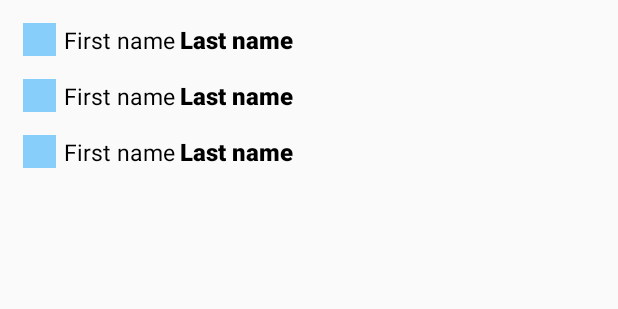
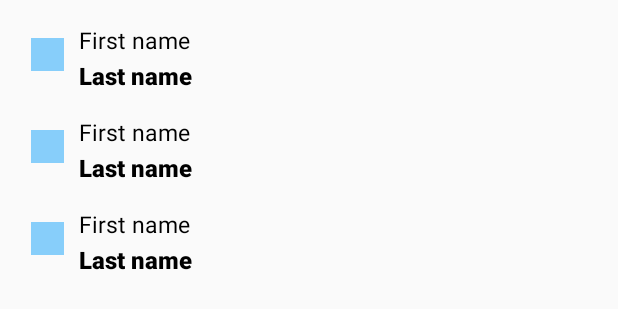
Before and after one commit to misterGas/CalcioFemminilePredictor, an Android app: the layout scorers_standing.xml on its own in the app's theme, with its tools: preview values and no code run, on a phone screen of 412 x 824 dp. Shown: the top 309 px of the screen. Run offline under Robolectric (Android 15) with nearby library versions, the phone set to English and light mode, and no system bars.

Commit message:
First commit

```diff
--- a/app/src/main/java/com/embeddedproject/calciofemminileitaliano/adapters/ScorersStandingsAdapter.kt
+++ b/app/src/main/java/com/embeddedproject/calciofemminileitaliano/adapters/ScorersStandingsAdapter.kt
@@ -16,8 +16,8 @@ class ScorersStandingsAdapter(private val scorersGoal: Map<ScorerStanding, Int>,
 
      inner class ScorersStandingsViewHolder(itemView: View) : RecyclerView.ViewHolder(itemView) {
         private val teamImage: ImageView = itemView.findViewById(R.id.team_image)
-        private val firstName: TextView = itemView.findViewById(R.id.first_name)
-        private val lastName: TextView = itemView.findViewById(R.id.last_name)
+        private val firstName: TextView = itemView.findViewById(R.id.scorer_first_name)
+        private val lastName: TextView = itemView.findViewById(R.id.scorer_last_name)
         private val goalsScored: TextView = itemView.findViewById(R.id.goals_scored)
 
         fun bind(scorer: ScorerStanding, databaseGet: DataSnapshot, season: String) {
@@ -26,7 +26,7 @@ class ScorersStandingsAdapter(private val scorersGoal: Map<ScorerStanding, Int>,
             val playerLastName = findPlayerInfo.child("lastName").value.toString()
             firstName.text = playerFirstName
             lastName.text = playerLastName
-            val goals = scorersGoal[scorer]!!.toString()
+            val goals = scorersGoal[scorer]!!.toString().substring(0, scorersGoal[scorer]!!.toString().length - 1)
             goalsScored.text = goals
 
             val sqlDB = UserLoggedInHelper(itemView.context)
--- a/app/src/main/res/layout/scorer_standing_dialog.xml
+++ b/app/src/main/res/layout/scorer_standing_dialog.xml
@@ -3,15 +3,16 @@
     xmlns:tools="http://schemas.android.com/tools"
     android:layout_width="match_parent"
     android:layout_height="wrap_content"
-    android:layout_marginBottom="10sp">
+    android:layout_marginBottom="10sp"
+    android:gravity="center">
 
     <ImageView
         android:id="@+id/team_image"
         android:layout_width="22sp"
         android:layout_height="22sp"
         android:layout_marginStart="5sp"
-        android:layout_marginTop="5sp"
-        android:layout_marginEnd="5sp"
+        android:layout_marginTop="15sp"
+        android:layout_marginEnd="10sp"
         android:contentDescription="@string/home_team"
         android:background="@color/objective" />
 
@@ -33,19 +34,22 @@
         android:layout_height="wrap_content"
         android:fontFamily="sans-serif-black"
         android:textSize="16sp"
-        android:layout_marginTop="5sp"
+        android:layout_marginTop="2sp"
         android:textColor="@color/black"
         android:text="@string/last_name"
-        android:layout_toEndOf="@id/scorer_first_name"
+        android:layout_toEndOf="@id/team_image"
+        android:layout_below="@id/scorer_first_name"
         tools:ignore="RelativeOverlap" />
 
     <TextView
         android:id="@+id/goals_scored"
-        android:layout_width="20sp"
+        android:layout_width="wrap_content"
         android:layout_height="wrap_content"
         android:textSize="15sp"
-        android:layout_marginTop="5sp"
+        android:layout_marginTop="15sp"
+        android:layout_alignParentEnd="true"
         android:layout_marginEnd="5sp"
-        android:layout_alignParentEnd="true"
-        android:textColor="@color/black" />
+        android:textColor="@color/black"
+        tools:ignore="RelativeOverlap" />
+
 </RelativeLayout>
--- a/app/src/main/res/layout/scorers_standing.xml
+++ b/app/src/main/res/layout/scorers_standing.xml
@@ -1,18 +1,18 @@
 <?xml version="1.0" encoding="utf-8"?>
 <RelativeLayout xmlns:android="http://schemas.android.com/apk/res/android"
     android:layout_width="match_parent"
-    android:layout_height="match_parent"
+    android:layout_height="wrap_content"
     xmlns:app="http://schemas.android.com/apk/res-auto"
     xmlns:tools="http://schemas.android.com/tools">
 
     <androidx.recyclerview.widget.RecyclerView
         android:id="@+id/recycler_view_scorers_standings"
-        android:layout_width="wrap_content"
+        android:layout_width="match_parent"
         android:layout_height="wrap_content"
         app:layoutManager="androidx.recyclerview.widget.LinearLayoutManager"
         tools:listitem="@layout/scorer_standing_dialog"
+        android:scrollbars="vertical"
         android:layout_marginTop="10sp"
-        android:layout_marginHorizontal="10sp"
-        android:layout_marginBottom="5sp" />
+        android:layout_marginHorizontal="15sp" />
 
 </RelativeLayout>
```
